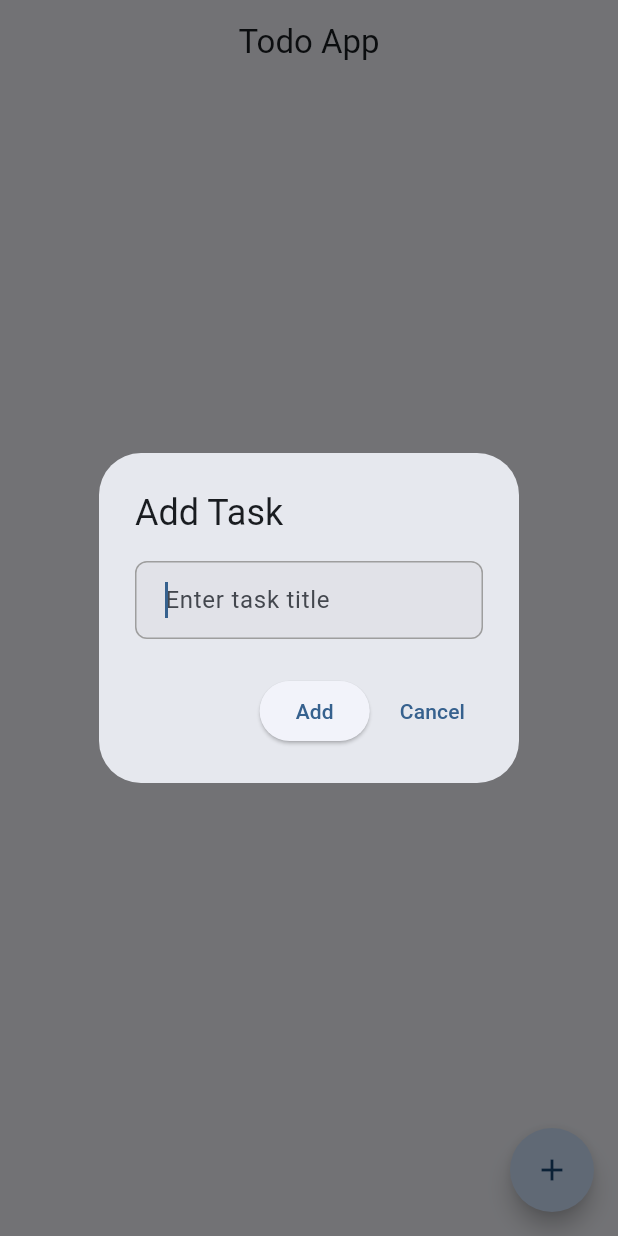
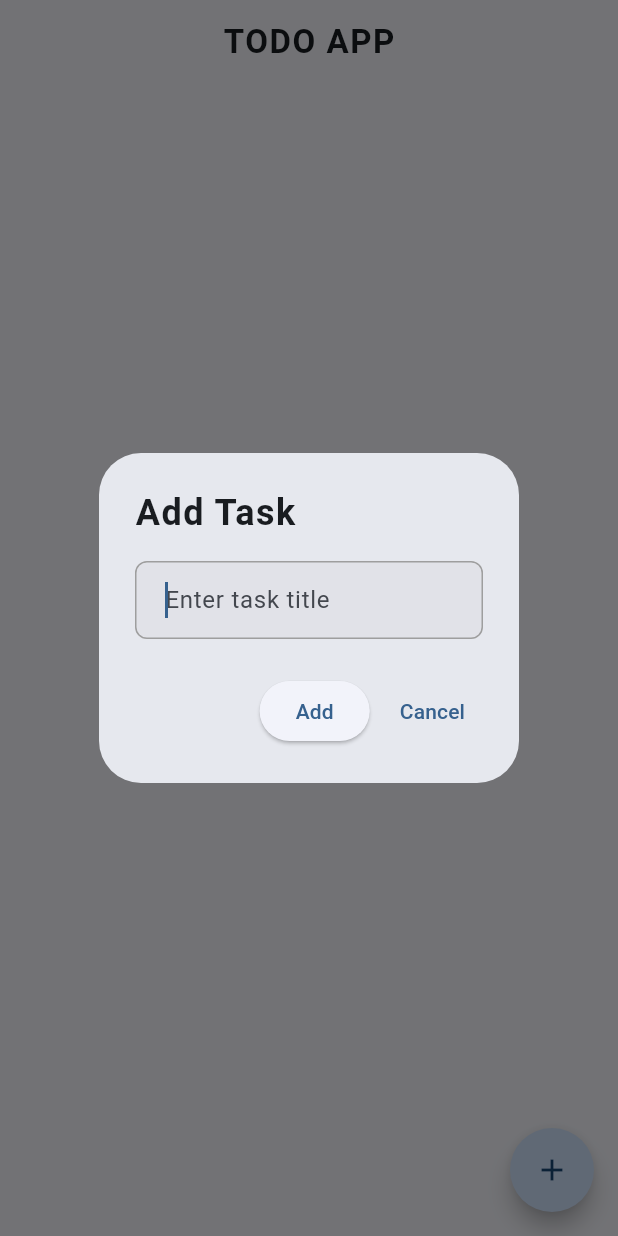
Before and after one commit to AthulAthu2000/todoapp, a Flutter app: the screen it shows after launch, after a tap on "Login", after a tap on the "add" icon, on a phone screen of 412 x 824 dp. Run offline on Flutter 3.47's test engine with Material 3 defaults, Android fonts, the phone set to English and light mode, and no system bars; our stand-ins replace flutter_riverpod, supabase_flutter; accounts and stored records are empty.

Commit message:
design changes

```diff
--- a/lib/view/login_page.dart
+++ b/lib/view/login_page.dart
@@ -25,12 +25,12 @@ class _LoginPageState extends State<LoginPage> {
         child: Column(
           mainAxisAlignment: MainAxisAlignment.center,
           children: [
-            const Text(
+            Text(
               "Login",
-              style: AppTextStyles.contentstyle,
+              style: AppTextStyles.contentstyle.copyWith(letterSpacing: 1),
               textAlign: TextAlign.center,
             ),
-            SizedBox(height: AppSize.height(context) * 0.03),
+            SizedBox(height: 30),
             CustomTextField(
               controller: _usernameController,
               label: 'Email',
@@ -78,7 +78,10 @@ class _LoginPageState extends State<LoginPage> {
                       ),
                     );
                   },
-                  child: Text("SignIn"),
+                  child: Text(
+                    "SignIn",
+                    style: TextStyle(fontWeight: FontWeight.bold),
+                  ),
                 ),
               ],
             ),
--- a/lib/view/signin_page.dart
+++ b/lib/view/signin_page.dart
@@ -33,7 +33,7 @@ class _SigninPageState extends State<SigninPage> {
             children: [
               Text(
                 "Sign up",
-                style: AppTextStyles.contentstyle,
+                style: AppTextStyles.contentstyle.copyWith(letterSpacing: 1),
                 textAlign: TextAlign.center,
               ),
               SizedBox(height: 30),
--- a/lib/view/todo_view.dart
+++ b/lib/view/todo_view.dart
@@ -26,7 +26,13 @@ class _TodoViewState extends ConsumerState<TodoView> {
     final todos = ref.watch(todoViewModelProvider);
 
     return Scaffold(
-      appBar: AppBar(title: const Text('Todo App',), centerTitle: true),
+      appBar: AppBar(
+        title: const Text(
+          'TODO APP',
+          style: TextStyle(fontWeight: FontWeight.w600, letterSpacing: 1),
+        ),
+        centerTitle: true,
+      ),
       body: todos.isEmpty
           ? const Center(child: Text('No tasks yet. Add one!'))
           : ListView.builder(
@@ -35,12 +41,14 @@ class _TodoViewState extends ConsumerState<TodoView> {
               itemBuilder: (context, index) {
                 final todo = todos[index];
                 return Card(
-                  color: AppColors.filledcolor,
-                  margin: const EdgeInsets.only(bottom: 8),
+                  color: Colors.grey.shade300,
+                  margin: const EdgeInsets.only(bottom: 10),
                   child: ListTile(
                     title: Text(
                       todo.title,
                       style: TextStyle(
+                        fontWeight: FontWeight.w600,
+                        letterSpacing: 1,
                         decoration: todo.isCompleted
                             ? TextDecoration.lineThrough
                             : null,
@@ -70,7 +78,14 @@ class _TodoViewState extends ConsumerState<TodoView> {
       context: context,
       builder: (context) => AlertDialog(
         backgroundColor: AppColors.white,
-        title: Text('Add Task'),
+        title: Text(
+          'Add Task',
+          style: TextStyle(
+            color: AppColors.black,
+            fontWeight: FontWeight.w600,
+            letterSpacing: 1,
+          ),
+        ),
         content: TextField(
           controller: _controller,
           autofocus: true,
@@ -93,11 +108,6 @@ class _TodoViewState extends ConsumerState<TodoView> {
             ),
           ),
         ),
-        // TextField(
-        //   controller: _controller,
-        // autofocus: true,
-        // decoration: const InputDecoration(hintText: 'Enter task title'),
-        // ),
         actions: [
           ElevatedButton(
             style: ElevatedButton.styleFrom(
```
